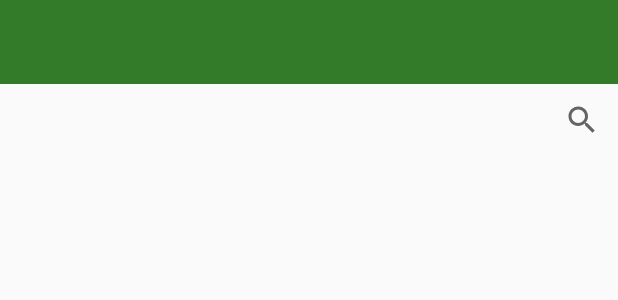
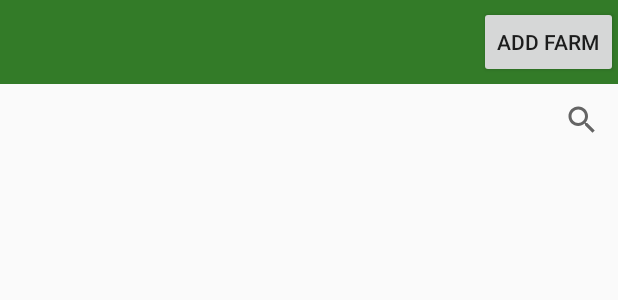
Before and after one commit to whizdummy/Farmers-Plaza-Android, an Android app: the layout activity_browse_farms.xml on its own in the app's theme, with its tools: preview values and no code run, on a phone screen of 412 x 824 dp. Shown: the top 300 px of the screen. Run offline under Robolectric (Android 15) with nearby library versions, the phone set to English and light mode, and no system bars.

Commit message:
Add "add farm" button

```diff
--- a/app/src/main/java/com/farmers_plaza/farmersplaza/farmer/IncomeActivity.java
+++ b/app/src/main/java/com/farmers_plaza/farmersplaza/farmer/IncomeActivity.java
@@ -4,6 +4,7 @@ import android.graphics.Color;
 import android.os.Bundle;
 import android.support.v7.app.AppCompatActivity;
 import android.text.TextUtils;
+import android.view.MenuItem;
 import android.view.View;
 import android.widget.Button;
 import android.widget.EditText;
--- a/app/src/main/res/layout/activity_browse_farms.xml
+++ b/app/src/main/res/layout/activity_browse_farms.xml
@@ -5,7 +5,7 @@
     android:orientation="vertical">
 
     <include
-        layout="@layout/toolbar"
+        layout="@layout/toolbar_farm"
         android:layout_width="match_parent"
         android:layout_height="wrap_content" />
 
--- a/app/src/main/res/layout/toolbar.xml
+++ b/app/src/main/res/layout/toolbar.xml
@@ -4,5 +4,4 @@
     android:layout_width="match_parent"
     android:layout_height="wrap_content"
     android:background="#337b28">
-
 </android.support.v7.widget.Toolbar>
--- /dev/null
+++ b/app/src/main/res/layout/toolbar_farm.xml
@@ -0,0 +1,17 @@
+<?xml version="1.0" encoding="utf-8"?>
+<android.support.v7.widget.Toolbar xmlns:android="http://schemas.android.com/apk/res/android"
+    android:id="@+id/toolbar_farm"
+    android:layout_width="match_parent"
+    android:layout_height="wrap_content"
+    android:background="#337b28">
+    <RelativeLayout
+        android:layout_width="match_parent"
+        android:layout_height="wrap_content">
+        <Button
+            android:id="@+id/btn_add_farm"
+            android:layout_width="wrap_content"
+            android:layout_height="wrap_content"
+            android:text="Add Farm"
+            android:layout_alignParentEnd="true"/>
+    </RelativeLayout>
+</android.support.v7.widget.Toolbar>
```
Also changed, not shown: app/src/main/java/com/farmers_plaza/farmersplaza/farmer/FarmBrowseActivity.java (+21 -1 lines).
